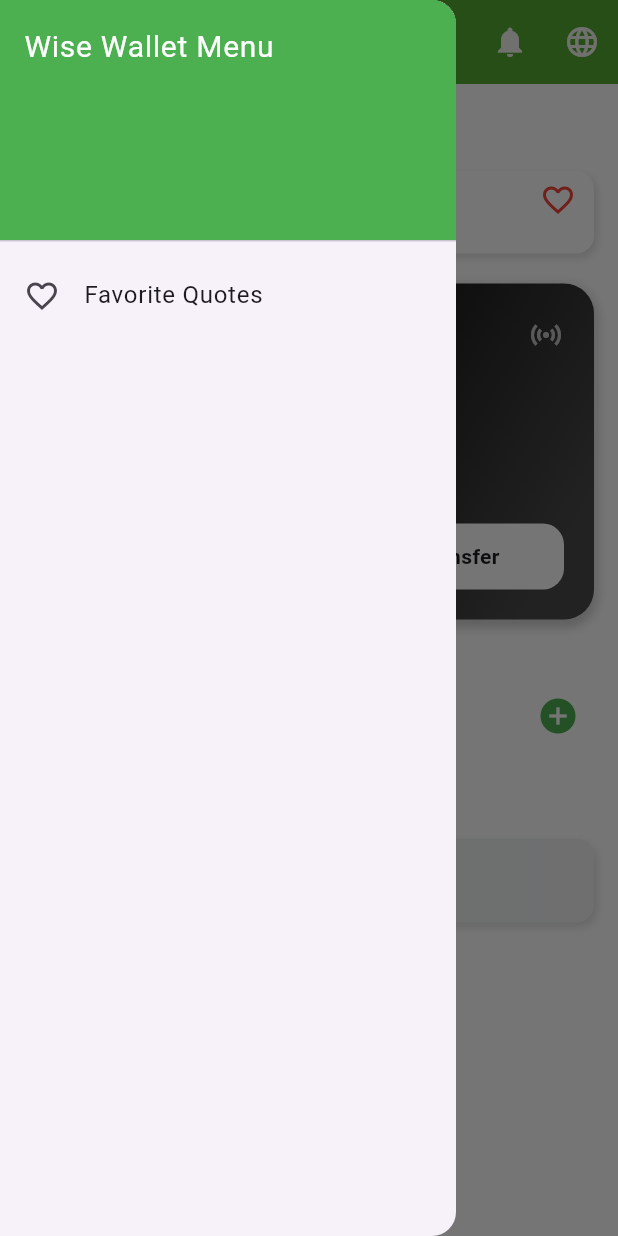
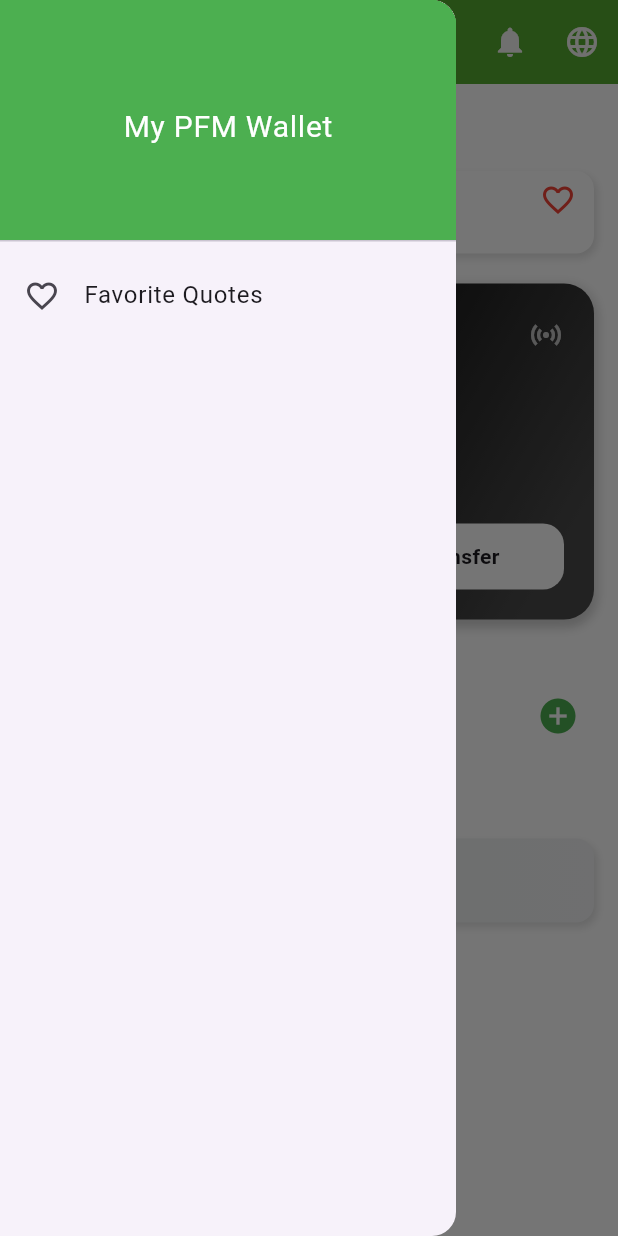
Before and after one commit to Ranjeet19/My-PFM-app, a Flutter app: the screen it shows after launch, with the side drawer open, on a phone screen of 412 x 824 dp. Run offline on Flutter 3.47's test engine with Material 3 defaults, Android fonts, the phone set to English and light mode, and no system bars; our stand-ins replace hive, hive_flutter; accounts and stored records are empty.

Commit message:
update on drawer

```diff
--- a/lib/screens/home_screen.dart
+++ b/lib/screens/home_screen.dart
@@ -64,8 +64,10 @@ class HomeScreen extends StatelessWidget {
           children: [
             const DrawerHeader(
               decoration: BoxDecoration(color: Colors.green),
-              child: Text('Wise Wallet Menu',
-                  style: TextStyle(color: Colors.white, fontSize: 20)),
+              child: Center(
+                child: Text('My PFM Wallet',
+                    style: TextStyle(color: Colors.white, fontSize: 20)),
+              ),
             ),
             ListTile(
               leading: const Icon(Icons.favorite_border),
```
